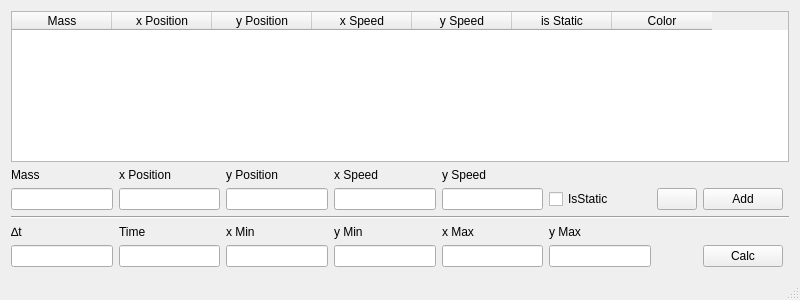
Qt form mainwindow.ui (wKich/s-orbit) before a commit.
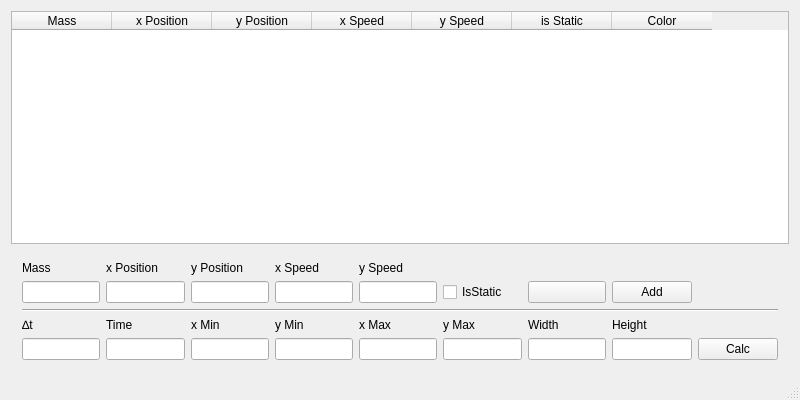
The same form after that commit.

Commit message: Add support resolution for position data.

What changed in the file:
```diff
--- a/mainwindow.ui
+++ b/mainwindow.ui
@@ -7,7 +7,7 @@
     <x>0</x>
     <y>0</y>
     <width>800</width>
-    <height>300</height>
+    <height>400</height>
    </rect>
   </property>
   <property name="windowTitle">
@@ -15,145 +15,10 @@
   </property>
   <widget class="QWidget" name="centralWidget">
    <layout class="QGridLayout" name="gridLayout">
-    <item row="7" column="0" colspan="9">
-     <widget class="Line" name="line">
-      <property name="orientation">
-       <enum>Qt::Horizontal</enum>
-      </property>
-     </widget>
-    </item>
-    <item row="9" column="0">
-     <widget class="QLineEdit" name="deltaTimeLineEdit"/>
-    </item>
-    <item row="3" column="3">
-     <widget class="QLabel" name="xSpeedLabel">
-      <property name="text">
-       <string>x Speed</string>
-      </property>
-     </widget>
-    </item>
-    <item row="8" column="4">
-     <widget class="QLabel" name="xMaxLabel">
-      <property name="text">
-       <string>x Max</string>
-      </property>
-     </widget>
-    </item>
-    <item row="3" column="2">
-     <widget class="QLabel" name="yPositionLabel">
-      <property name="text">
-       <string>y Position</string>
-      </property>
-     </widget>
-    </item>
-    <item row="8" column="0">
-     <widget class="QLabel" name="deltaTimeLabel">
-      <property name="text">
-       <string>∆t</string>
-      </property>
-     </widget>
-    </item>
-    <item row="6" column="4">
-     <widget class="QLineEdit" name="ySpeedLineEdit"/>
-    </item>
-    <item row="9" column="4">
-     <widget class="QLineEdit" name="xMaxLineEdit"/>
-    </item>
-    <item row="8" column="5">
-     <widget class="QLabel" name="yMaxLabel">
-      <property name="text">
-       <string>y Max</string>
-      </property>
-     </widget>
-    </item>
-    <item row="8" column="2">
-     <widget class="QLabel" name="xMinLabel">
-      <property name="text">
-       <string>x Min</string>
-      </property>
-     </widget>
-    </item>
-    <item row="8" column="1">
-     <widget class="QLabel" name="timeLabel">
-      <property name="text">
-       <string>Time</string>
-      </property>
-     </widget>
-    </item>
-    <item row="9" column="5">
-     <widget class="QLineEdit" name="yMaxLineEdit"/>
-    </item>
-    <item row="6" column="1">
-     <widget class="QLineEdit" name="xPositionLineEdit"/>
-    </item>
-    <item row="6" column="0">
-     <widget class="QLineEdit" name="massLineEdit"/>
-    </item>
-    <item row="9" column="3">
-     <widget class="QLineEdit" name="yMinLineEdit"/>
-    </item>
-    <item row="9" column="1">
-     <widget class="QLineEdit" name="timeLineEdit"/>
-    </item>
-    <item row="6" column="7">
-     <widget class="QPushButton" name="addEditPlanetButton">
-      <property name="text">
-       <string>Add</string>
-      </property>
-     </widget>
-    </item>
-    <item row="3" column="4">
-     <widget class="QLabel" name="ySpeedLabel">
-      <property name="text">
-       <string>y Speed</string>
-      </property>
-     </widget>
-    </item>
-    <item row="3" column="0">
-     <widget class="QLabel" name="massLabel">
-      <property name="text">
-       <string>Mass</string>
-      </property>
-     </widget>
-    </item>
-    <item row="9" column="2">
-     <widget class="QLineEdit" name="xMinLineEdit"/>
-    </item>
-    <item row="6" column="5">
-     <widget class="QCheckBox" name="isStaticCheckBox">
-      <property name="text">
-       <string>IsStatic</string>
-      </property>
-     </widget>
-    </item>
-    <item row="9" column="7">
-     <widget class="QPushButton" name="calcButton">
-      <property name="text">
-       <string>Calc</string>
-      </property>
-     </widget>
-    </item>
-    <item row="3" column="1">
-     <widget class="QLabel" name="xPositionLabel">
-      <property name="text">
-       <string>x Position</string>
-      </property>
-     </widget>
-    </item>
-    <item row="6" column="3">
-     <widget class="QLineEdit" name="xSpeedLineEdit"/>
-    </item>
-    <item row="8" column="3">
-     <widget class="QLabel" name="yMinLabel">
-      <property name="text">
-       <string>y Min</string>
-      </property>
-     </widget>
-    </item>
-    <item row="6" column="2">
-     <widget class="QLineEdit" name="yPositionLineEdit"/>
-    </item>
-    <item row="0" column="0" rowspan="2" colspan="9">
+    <property name="bottomMargin">
+     <number>7</number>
+    </property>
+    <item row="0" column="0" rowspan="2" colspan="10">
      <widget class="QTableWidget" name="planetTableWidget">
       <property name="sizePolicy">
        <sizepolicy hsizetype="Expanding" vsizetype="Expanding">
@@ -207,11 +72,175 @@
       </column>
      </widget>
     </item>
-    <item row="6" column="6">
-     <widget class="QPushButton" name="colorButton">
-      <property name="text">
-       <string/>
-      </property>
+    <item row="7" column="0" rowspan="2" colspan="10">
+     <widget class="QWidget" name="controlWidget" native="true">
+      <layout class="QGridLayout" name="gridLayout_2">
+       <item row="5" column="1">
+        <widget class="QLineEdit" name="timeLineEdit"/>
+       </item>
+       <item row="5" column="7">
+        <widget class="QLineEdit" name="heightLineEdit"/>
+       </item>
+       <item row="4" column="1">
+        <widget class="QLabel" name="timeLabel">
+         <property name="text">
+          <string>Time</string>
+         </property>
+        </widget>
+       </item>
+       <item row="5" column="0">
+        <widget class="QLineEdit" name="deltaTimeLineEdit"/>
+       </item>
+       <item row="0" column="4">
+        <widget class="QLabel" name="ySpeedLabel">
+         <property name="text">
+          <string>y Speed</string>
+         </property>
+        </widget>
+       </item>
+       <item row="1" column="4">
+        <widget class="QLineEdit" name="ySpeedLineEdit"/>
+       </item>
+       <item row="4" column="7">
+        <widget class="QLabel" name="heightLabel">
+         <property name="text">
+          <string>Height</string>
+         </property>
+        </widget>
+       </item>
+       <item row="5" column="4">
+        <widget class="QLineEdit" name="xMaxLineEdit"/>
+       </item>
+       <item row="4" column="6">
+        <widget class="QLabel" name="widthLabel">
+         <property name="text">
+          <string>Width</string>
+         </property>
+        </widget>
+       </item>
+       <item row="5" column="6">
+        <widget class="QLineEdit" name="widthLineEdit"/>
+       </item>
+       <item row="5" column="5">
+        <widget class="QLineEdit" name="yMaxLineEdit"/>
+       </item>
+       <item row="4" column="5">
+        <widget class="QLabel" name="yMaxLabel">
+         <property name="text">
+          <string>y Max</string>
+         </property>
+        </widget>
+       </item>
+       <item row="1" column="5">
+        <widget class="QCheckBox" name="isStaticCheckBox">
+         <property name="text">
+          <string>IsStatic</string>
+         </property>
+        </widget>
+       </item>
+       <item row="1" column="6">
+        <widget class="QPushButton" name="colorButton">
+         <property name="text">
+          <string/>
+         </property>
+        </widget>
+       </item>
+       <item row="1" column="7">
+        <widget class="QPushButton" name="addEditPlanetButton">
+         <property name="text">
+          <string>Add</string>
+         </property>
+        </widget>
+       </item>
+       <item row="0" column="3">
+        <widget class="QLabel" name="xSpeedLabel">
+         <property name="text">
+          <string>x Speed</string>
+         </property>
+        </widget>
+       </item>
+       <item row="4" column="0">
+        <widget class="QLabel" name="deltaTimeLabel">
+         <property name="text">
+          <string>∆t</string>
+         </property>
+        </widget>
+       </item>
+       <item row="0" column="2">
+        <widget class="QLabel" name="yPositionLabel">
+         <property name="text">
+          <string>y Position</string>
+         </property>
+        </widget>
+       </item>
+       <item row="4" column="2">
+        <widget class="QLabel" name="xMinLabel">
+         <property name="text">
+          <string>x Min</string>
+         </property>
+        </widget>
+       </item>
+       <item row="1" column="2">
+        <widget class="QLineEdit" name="yPositionLineEdit"/>
+       </item>
+       <item row="0" column="1">
+        <widget class="QLabel" name="xPositionLabel">
+         <property name="text">
+          <string>x Position</string>
+         </property>
+        </widget>
+       </item>
+       <item row="5" column="2">
+        <widget class="QLineEdit" name="xMinLineEdit"/>
+       </item>
+       <item row="1" column="0">
+        <widget class="QLineEdit" name="massLineEdit"/>
+       </item>
+       <item row="5" column="3">
+        <widget class="QLineEdit" name="yMinLineEdit"/>
+       </item>
+       <item row="4" column="3">
+        <widget class="QLabel" name="yMinLabel">
+         <property name="text">
+          <string>y Min</string>
+         </property>
+        </widget>
+       </item>
+       <item row="4" column="4">
+        <widget class="QLabel" name="xMaxLabel">
+         <property name="text">
+          <string>x Max</string>
+         </property>
+        </widget>
+       </item>
+       <item row="0" column="0">
+        <widget class="QLabel" name="massLabel">
+         <property name="text">
+          <string>Mass</string>
+         </property>
+        </widget>
+       </item>
+       <item row="1" column="3">
+        <widget class="QLineEdit" name="xSpeedLineEdit"/>
+       </item>
+       <item row="1" column="1">
+        <widget class="QLineEdit" name="xPositionLineEdit"/>
+       </item>
+       <item row="5" column="8">
+        <widget class="QPushButton" name="calcButton">
+         <property name="text">
+          <string>Calc</string>
+         </property>
+        </widget>
+       </item>
+       <item row="3" column="0" colspan="9">
+        <widget class="Line" name="line">
+         <property name="orientation">
+          <enum>Qt::Horizontal</enum>
+         </property>
+        </widget>
+       </item>
+      </layout>
      </widget>
     </item>
    </layout>
```
Left out of the diff: 3 changed lines with no effect on the pictures. The commit also changes 3 other files.
